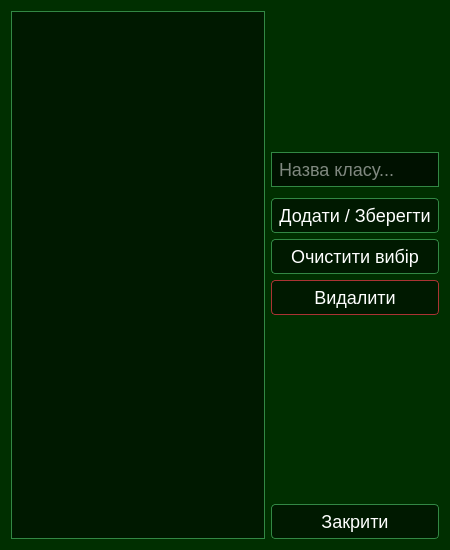
This is app/ui/class_manager_dialog.ui in VadymKotsiuba1808/SDR_Pi as Qt 5 draws it before an edit. The edited form follows.
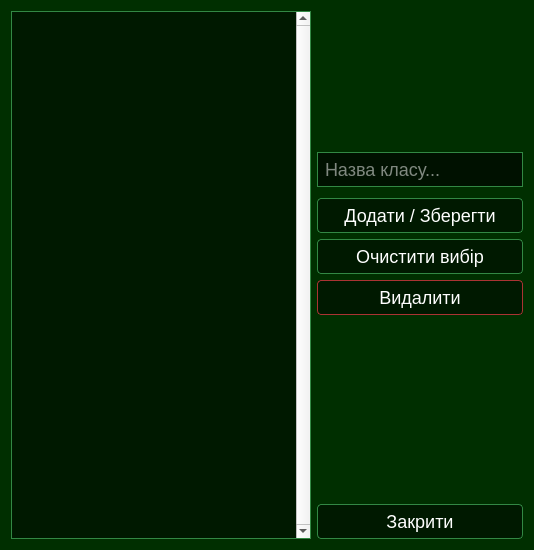
This is the edited form.

Commit message: Fixed scroll in lstClasses

Diff of the .ui file:
```diff
--- a/app/ui/class_manager_dialog.ui
+++ b/app/ui/class_manager_dialog.ui
@@ -6,7 +6,7 @@
    <rect>
     <x>0</x>
     <y>0</y>
-    <width>450</width>
+    <width>534</width>
     <height>550</height>
    </rect>
   </property>
@@ -15,7 +15,7 @@
   </property>
   <property name="styleSheet">
    <string notr="true">QDialog { background-color: #002f00; color: #fff; font-family: 'Roboto'; }
-QListWidget { background-color: rgba(0, 10, 0, 0.6); border: 1px solid #328844; color: #fff; font-size: 18px; }
+QListWidget { background-color: rgba(0, 10, 0, 0.6); border: 1px solid #328844; color: #fff; font-size: 20px; }
 QListWidget::item { padding: 5px; }
 QListWidget::item:selected { background-color: #328844; color: #fff; }
 
@@ -35,7 +35,26 @@
   </property>
   <layout class="QHBoxLayout" name="horizontalLayout">
    <item>
-    <widget class="QListWidget" name="lstClasses"/>
+    <widget class="QListWidget" name="lstClasses">
+     <property name="minimumSize">
+      <size>
+       <width>300</width>
+       <height>0</height>
+      </size>
+     </property>
+     <property name="verticalScrollBarPolicy">
+      <enum>Qt::ScrollBarPolicy::ScrollBarAlwaysOn</enum>
+     </property>
+     <property name="autoScroll">
+      <bool>true</bool>
+     </property>
+     <property name="verticalScrollMode">
+      <enum>QAbstractItemView::ScrollMode::ScrollPerPixel</enum>
+     </property>
+     <property name="viewMode">
+      <enum>QListView::ViewMode::ListMode</enum>
+     </property>
+    </widget>
    </item>
    <item>
     <layout class="QVBoxLayout" name="verticalLayout">
```
Left out of the diff: 7 changed lines with no effect on the pictures. The commit also changes 1 other file.
